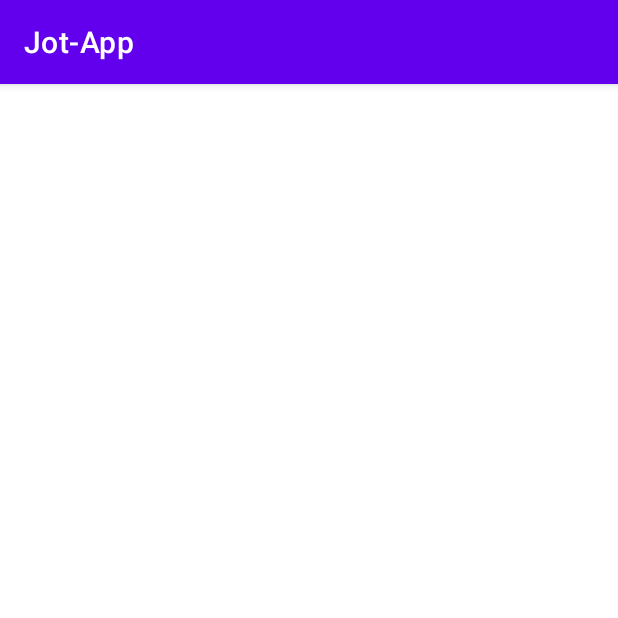
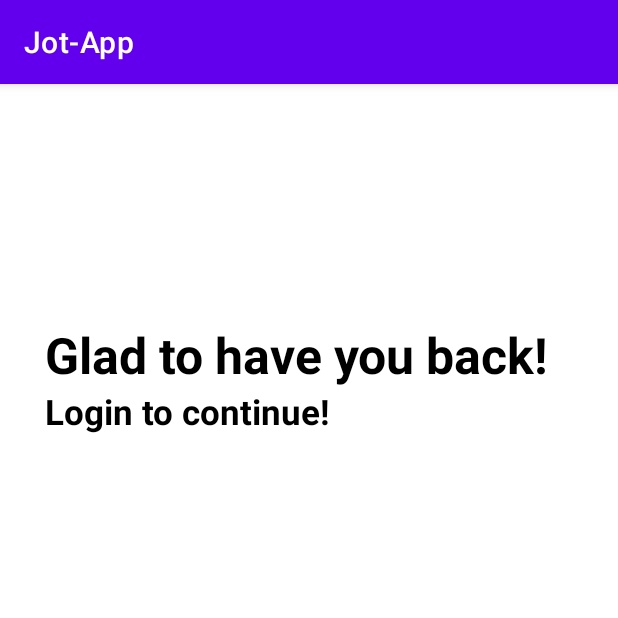
Before and after one commit to anzalmohamed/Jot-Application1, an Android app: the LoginActivity screen opened directly, with no data from a screen before it, on a phone screen of 412 x 824 dp, the top half of it. Run offline under Robolectric (Android 15) with nearby library versions, the phone set to English and light mode, and no system bars.

Commit message:
Designing Login Page

```diff
--- a/app/build.gradle
+++ b/app/build.gradle
@@ -36,4 +36,8 @@ dependencies {
     testImplementation 'junit:junit:4.+'
     androidTestImplementation 'androidx.test.ext:junit:1.1.2'
     androidTestImplementation 'androidx.test.espresso:espresso-core:3.3.0'
+
+
+
+
 }
--- a/app/src/main/java/com/moringaschool/jot_app/LoginActivity.java
+++ b/app/src/main/java/com/moringaschool/jot_app/LoginActivity.java
@@ -9,6 +9,6 @@ public class LoginActivity extends AppCompatActivity {
     @Override
     protected void onCreate(Bundle savedInstanceState) {
         super.onCreate(savedInstanceState);
-        setContentView(R.layout.activity_login);
+        setContentView(R.layout.activity_login2);
     }
 }
--- a/app/src/main/res/layout/activity_login.xml
+++ /dev/null
@@ -1,9 +0,0 @@
-<?xml version="1.0" encoding="utf-8"?>
-<androidx.constraintlayout.widget.ConstraintLayout xmlns:android="http://schemas.android.com/apk/res/android"
-    xmlns:app="http://schemas.android.com/apk/res-auto"
-    xmlns:tools="http://schemas.android.com/tools"
-    android:layout_width="match_parent"
-    android:layout_height="match_parent"
-    tools:context=".LoginActivity">
-
-</androidx.constraintlayout.widget.ConstraintLayout>
--- /dev/null
+++ b/app/src/main/res/layout/activity_login2.xml
@@ -0,0 +1,53 @@
+<?xml version="1.0" encoding="utf-8"?>
+<RelativeLayout xmlns:android="http://schemas.android.com/apk/res/android"
+    xmlns:app="http://schemas.android.com/apk/res-auto"
+    xmlns:tools="http://schemas.android.com/tools"
+    android:layout_width="match_parent"
+    android:layout_height="match_parent"
+    tools:context=".LoginActivity">
+<!--    android:background="@color/colorPrimary"-->
+
+
+
+<RelativeLayout
+    android:layout_width="match_parent"
+    android:layout_height="wrap_content"
+    android:id="@+id/centerline"
+    android:layout_centerInParent="true"
+    >
+
+</RelativeLayout>
+
+
+<LinearLayout
+    android:layout_width="match_parent"
+    android:layout_height="wrap_content"
+     android:layout_marginRight="30dp"
+    android:layout_marginLeft= "30dp"
+    android:layout_above="@+id/centerline"
+    android:layout_marginBottom="150dp"
+    android:orientation="vertical">
+    <TextView
+        android:layout_width="match_parent"
+        android:layout_height="wrap_content"
+        android:text="Glad to have you back!"
+        android:textSize="33sp"
+        android:textStyle="bold"
+        android:textColor="@color/black">
+
+    </TextView>
+
+
+
+    <TextView
+        android:layout_width="match_parent"
+        android:layout_height="wrap_content"
+        android:text="Login to continue!"
+        android:textSize="23sp"
+        android:textStyle="bold"
+        android:textColor="@color/black">
+
+    </TextView>
+</LinearLayout>
+
+</RelativeLayout>
--- a/app/src/main/res/values/strings.xml
+++ b/app/src/main/res/values/strings.xml
@@ -1,3 +1,4 @@
 <resources>
     <string name="app_name">Jot-App</string>
+    <string name="button_text">button_text</string>
 </resources>
```
Also changed, not shown: app/src/main/res/drawable/ic_baseline_add_24.xml (added, +10 -0 lines), app/src/main/res/drawable/roundshapedbutton.xml (added, +13 -0 lines), app/src/main/res/layout/activity_main.xml (+5 -6 lines).
